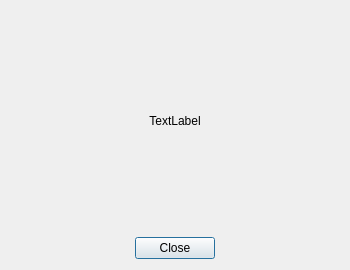
The window that p2p_comunicator/app/error_window.ui (sadowicz/p2p_communicator) describes before a commit, drawn with Qt 5.
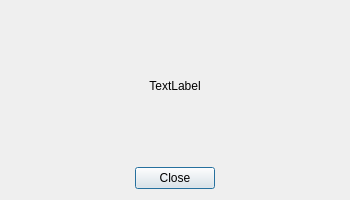
The same window after the commit.

What changed in the file:
```diff
--- a/p2p_comunicator/app/error_window.ui
+++ b/p2p_comunicator/app/error_window.ui
@@ -7,13 +7,13 @@
     <x>0</x>
     <y>0</y>
     <width>350</width>
-    <height>270</height>
+    <height>200</height>
    </rect>
   </property>
   <property name="minimumSize">
    <size>
     <width>350</width>
-    <height>270</height>
+    <height>200</height>
    </size>
   </property>
   <property name="windowTitle">
```
